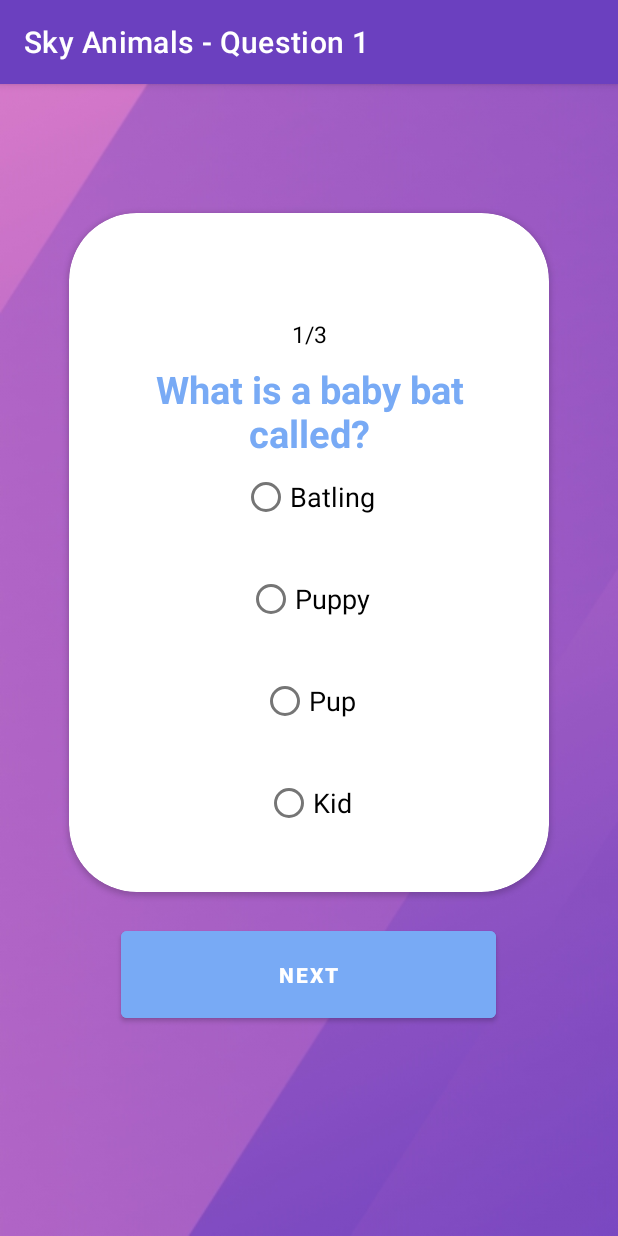
After one commit to LaraCassandra/QuizBee, an Android app: the SkyQuestionOneActivity screen opened directly, with no data from a screen before it, on a phone screen of 412 x 824 dp. The commit adds this screen. Run offline under Robolectric (Android 15) with nearby library versions, the phone set to English and light mode, and no system bars.

Commit message:
Display all questions for sky beings
Create new activities and display all three questions for the sky beings category

```diff
--- a/QuizMe/app/src/main/java/com/example/quizme/Constants.kt
+++ b/QuizMe/app/src/main/java/com/example/quizme/Constants.kt
@@ -6,7 +6,7 @@ object Constants {
     const val USER_NAME: String = "username"
     const val LAND_WRONG_ANSWERS: String = "landWrongAnswers"
     const val SEA_WRONG_ANSWERS: String = "seaWrongAnswers"
-
+    const val SKY_WRONG_ANSWERS: String = "skyWrongAnswers"
 
     // LAND QUESTIONS ARRAY
     fun getLandQuestions(): ArrayList<Question> {
--- /dev/null
+++ b/QuizMe/app/src/main/java/com/example/quizme/SkyQuestionOneActivity.kt
@@ -0,0 +1,72 @@
+package com.example.quizme
+
+import android.content.Intent
+import androidx.appcompat.app.AppCompatActivity
+import android.os.Bundle
+import android.widget.RadioButton
+import android.widget.Toast
+import kotlinx.android.synthetic.main.activity_land_question_one.*
+import kotlinx.android.synthetic.main.activity_sea_question_one.*
+import kotlinx.android.synthetic.main.activity_sea_question_one.btn_next
+import kotlinx.android.synthetic.main.activity_sea_question_one.rb_sea_answer_four
+import kotlinx.android.synthetic.main.activity_sea_question_one.rb_sea_answer_one
+import kotlinx.android.synthetic.main.activity_sea_question_one.rb_sea_answer_three
+import kotlinx.android.synthetic.main.activity_sea_question_one.rb_sea_answer_two
+import kotlinx.android.synthetic.main.activity_sea_question_one.tv_progress
+import kotlinx.android.synthetic.main.activity_sea_question_one.tv_seaQuestion
+import kotlinx.android.synthetic.main.activity_sky_question_one.*
+
+class SkyQuestionOneActivity : AppCompatActivity() {
+    override fun onCreate(savedInstanceState: Bundle?) {
+        super.onCreate(savedInstanceState)
+        setContentView(R.layout.activity_sky_question_one)
+
+        // GET QUESTION 1
+        val skyQuestionsList = Constants.getSkyQuestions()
+
+        val skyQuestionNumber = 1
+        val skyQuestion = skyQuestionsList[skyQuestionNumber - 1]
+
+        // SET FRONTEND ELEMENTS (DISPLAY THE QUESTION AND ANSWER OPTIONS)
+        tv_skyQuestion.text = skyQuestion.question
+        rb_sky_answer_one.text = skyQuestion.optionOne
+        rb_sky_answer_two.text = skyQuestion.optionTwo
+        rb_sky_answer_three.text = skyQuestion.correctOption
+        rb_sky_answer_four.text = skyQuestion.optionThree
+        tv_progress.text = "$skyQuestionNumber" + "/" + skyQuestionsList.size
+
+        // CHECK RADIO BUTTON SELECTION
+        var answer: RadioButton
+
+        // CREATE WRONG ANSWERS VARIABLE
+        var skyWrongAnswers: Int = 0
+
+        // GET RADIO GROUP SELECTED
+        btn_next.setOnClickListener{
+
+            //GET THE CHECKED RADIO BUTTON ID
+            var id: Int = rg_landOptions.checkedRadioButtonId
+            if (id!=-1){
+
+                //CAPTURE THE ANSWER
+                answer = findViewById(id)
+
+                // CHECK IF WRONG ANSWER WAS SELECTED
+                if(answer.text == skyQuestion.optionOne || answer.text == skyQuestion.optionTwo || answer.text == skyQuestion.optionThree){
+                    skyWrongAnswers++
+                }
+
+                //NAVIGATION
+                val intent = Intent(this, SkyQuestionTwoActivity::class.java)
+                intent.putExtra(Constants.SKY_WRONG_ANSWERS, skyWrongAnswers)
+                startActivity(intent)
+                finish()
+
+            } else {
+
+                // VALIDATION (CHECK THAT AN OPTION WAS SELECTED)
+                Toast.makeText(applicationContext, "Please select an answer", Toast.LENGTH_LONG).show()
+            }
+        }
+    }
+}
--- a/QuizMe/app/src/main/res/layout/activity_land_question_three.xml
+++ b/QuizMe/app/src/main/res/layout/activity_land_question_three.xml
@@ -6,7 +6,7 @@
     android:layout_height="match_parent"
     android:fillViewport="true"
     android:background="@drawable/bg3"
-    tools:context=".LandQuestionOneActivity">
+    tools:context=".LandQuestionThreeActivity">
 
     <LinearLayout
         android:layout_width="match_parent"
--- a/QuizMe/app/src/main/res/layout/activity_land_question_two.xml
+++ b/QuizMe/app/src/main/res/layout/activity_land_question_two.xml
@@ -6,7 +6,7 @@
     android:layout_height="match_parent"
     android:fillViewport="true"
     android:background="@drawable/bg3"
-    tools:context=".LandQuestionOneActivity">
+    tools:context=".LandQuestionTwoActivity">
 
     <LinearLayout
         android:layout_width="match_parent"
--- a/QuizMe/app/src/main/res/layout/activity_sea_question_three.xml
+++ b/QuizMe/app/src/main/res/layout/activity_sea_question_three.xml
@@ -6,7 +6,7 @@
     android:layout_height="match_parent"
     android:fillViewport="true"
     android:background="@drawable/bg4"
-    tools:context=".LandQuestionOneActivity">
+    tools:context=".SeaQuestionThreeActivity">
 
     <LinearLayout
         android:layout_width="match_parent"
--- a/QuizMe/app/src/main/res/layout/activity_sea_question_two.xml
+++ b/QuizMe/app/src/main/res/layout/activity_sea_question_two.xml
@@ -6,7 +6,7 @@
     android:layout_height="match_parent"
     android:fillViewport="true"
     android:background="@drawable/bg4"
-    tools:context=".LandQuestionOneActivity">
+    tools:context=".SeaQuestionTwoActivity">
 
     <LinearLayout
         android:layout_width="match_parent"
--- /dev/null
+++ b/QuizMe/app/src/main/res/layout/activity_sky_question_one.xml
@@ -0,0 +1,112 @@
+<?xml version="1.0" encoding="utf-8"?>
+<ScrollView xmlns:android="http://schemas.android.com/apk/res/android"
+    xmlns:app="http://schemas.android.com/apk/res-auto"
+    xmlns:tools="http://schemas.android.com/tools"
+    android:layout_width="match_parent"
+    android:layout_height="match_parent"
+    android:fillViewport="true"
+    android:background="@drawable/bg4"
+    tools:context=".SkyQuestionOneActivity">
+
+    <LinearLayout
+        android:layout_width="match_parent"
+        android:layout_height="wrap_content"
+        android:gravity="center_horizontal"
+        android:orientation="vertical"
+        android:padding="16dp">
+
+        <androidx.cardview.widget.CardView
+            android:layout_width="match_parent"
+            android:layout_height="wrap_content"
+            android:layout_marginTop="70dp"
+            android:layout_marginStart="30dp"
+            android:layout_marginEnd="30dp"
+            app:cardCornerRadius="45dp">
+
+
+            <TextView
+                android:id="@+id/tv_progress"
+                android:layout_width="match_parent"
+                android:layout_height="wrap_content"
+                android:gravity="center"
+                android:layout_marginTop="70dp"
+                android:textColor="@color/black"
+                android:textSize="15sp"
+                android:text="Question 1/3"/>
+
+            <TextView
+                android:id="@+id/tv_skyQuestion"
+                android:layout_width="match_parent"
+                android:layout_height="wrap_content"
+                android:gravity="center"
+                android:textSize="25sp"
+                android:textStyle="bold"
+                android:layout_marginTop="100dp"
+                android:layout_marginStart="30dp"
+                android:layout_marginEnd="30dp"
+                android:textColor="@color/blue"
+                android:text="This is the question"/>
+
+
+            <RadioGroup
+                android:id="@+id/rg_skyOptions"
+                android:layout_width="match_parent"
+                android:layout_height="wrap_content"
+                android:padding="15dp"
+                android:layout_marginTop="150dp"
+                android:gravity="center">
+
+                <RadioButton
+                    android:id="@+id/rb_sky_answer_one"
+                    android:layout_width="wrap_content"
+                    android:layout_height="wrap_content"
+                    android:text="Answer 1"
+                    android:textSize="18sp"
+                    android:layout_marginBottom="20dp"/>
+
+                <RadioButton
+                    android:id="@+id/rb_sky_answer_two"
+                    android:layout_width="wrap_content"
+                    android:layout_height="wrap_content"
+                    android:text="Answer 2"
+                    android:textSize="18sp"
+                    android:layout_marginBottom="20dp"/>
+
+                <RadioButton
+                    android:id="@+id/rb_sky_answer_three"
+                    android:layout_width="wrap_content"
+                    android:layout_height="wrap_content"
+                    android:text="Answer 3"
+                    android:textSize="18sp"
+                    android:layout_marginBottom="20dp"/>
+
+                <RadioButton
+                    android:id="@+id/rb_sky_answer_four"
+                    android:layout_width="wrap_content"
+                    android:layout_height="wrap_content"
+                    android:text="Answer 4"
+                    android:textSize="18sp"
+                    android:layout_marginBottom="20dp"/>
+
+            </RadioGroup>
+
+        </androidx.cardview.widget.CardView>
+
+        <Button
+            android:id="@+id/btn_next"
+            android:layout_width="250dp"
+            android:layout_height= "70dp"
+            android:text="Next"
+            android:textStyle="bold"
+            android:layout_marginTop="20dp"
+            android:backgroundTint="@color/blue"
+            android:shadowColor="@color/darkBlue"
+            android:textColor="@color/white"
+            android:shadowDx="5"
+            android:shadowDy="5"
+            tools:ignore="RtlCompat"/>
+
+
+    </LinearLayout>
+
+</ScrollView>
```
Also changed, not shown: QuizMe/app/src/main/AndroidManifest.xml (+18 -3 lines), QuizMe/app/src/main/java/com/example/quizme/SkyQuestionThreeActivity.kt (added, +67 -0 lines), QuizMe/app/src/main/java/com/example/quizme/SkyQuestionTwoActivity.kt (added, +68 -0 lines), QuizMe/app/src/main/res/layout/activity_sky_question_three.xml (added, +112 -0 lines), QuizMe/app/src/main/res/layout/activity_sky_question_two.xml (added, +112 -0 lines).
